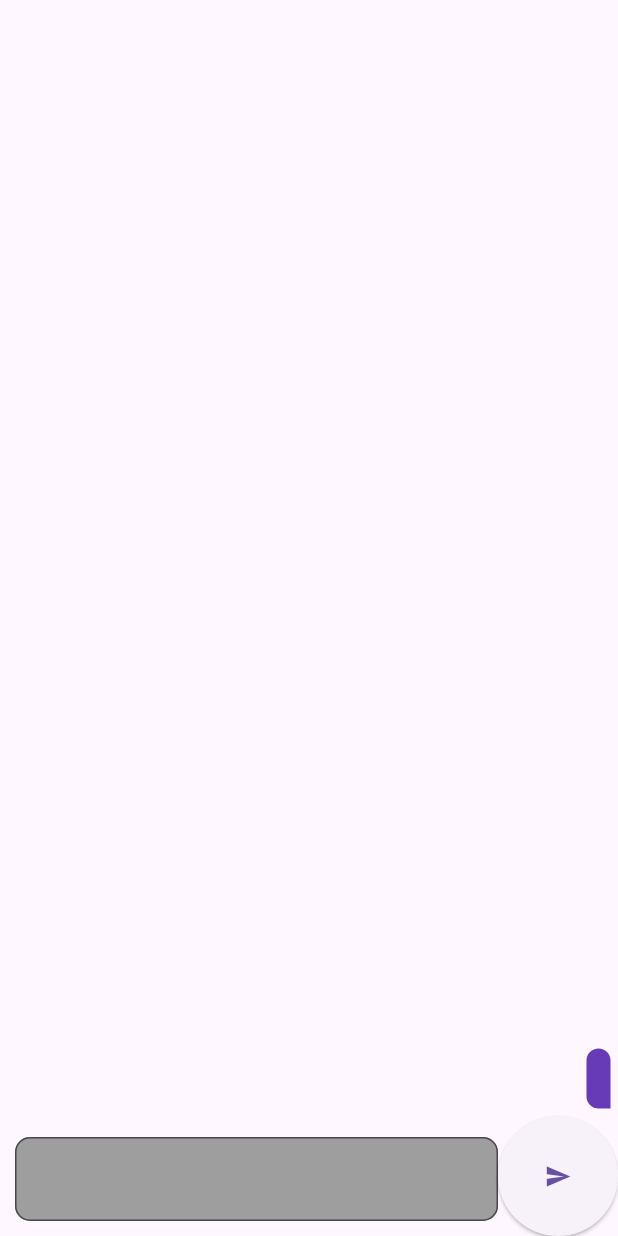
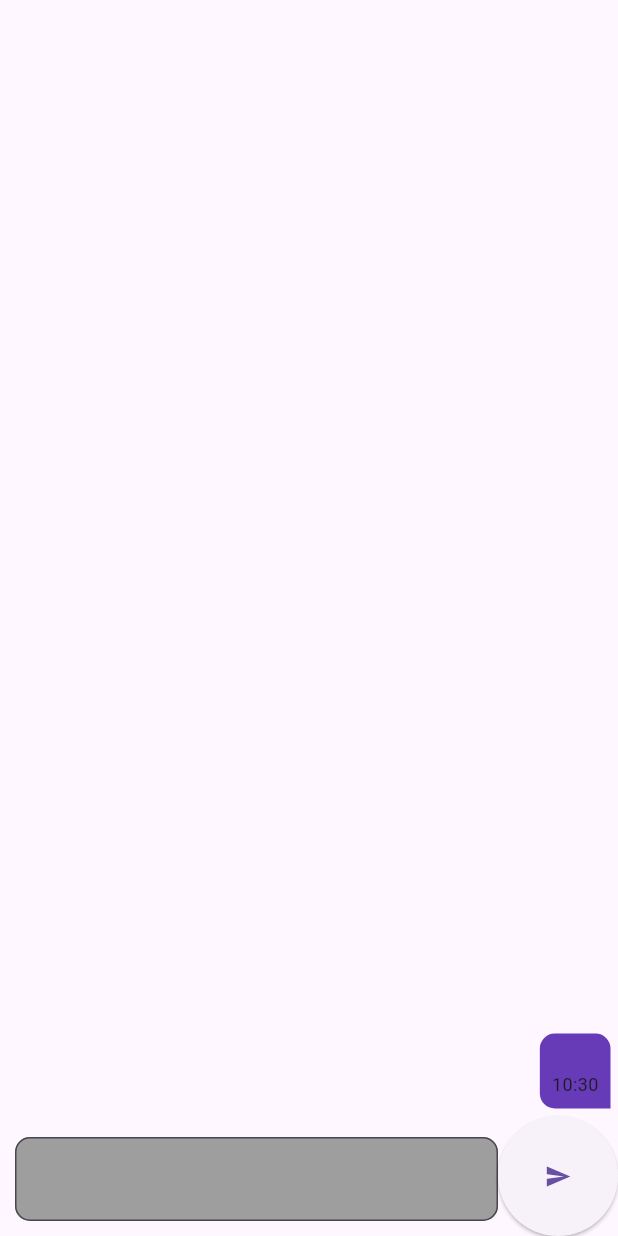
Before and after one commit to YunusovJaloliddin/chat, a Flutter app: the screen it shows after launch, after a tap on the "send" icon, on a phone screen of 412 x 824 dp. Run offline on Flutter 3.47's test engine with Material 2 defaults, Android fonts, the phone set to English and light mode, and no system bars; drawn by our look-alikes of firebase_database; our stand-ins replace firebase_core; accounts and stored records are empty.

Commit message:
update 3

```diff
--- a/lib/common/model/post_entity.dart
+++ b/lib/common/model/post_entity.dart
@@ -11,7 +11,7 @@ class Message {
     required this.body,
     this.id = "",
     final DateTime? createdAt,
-  }) : createdAt = createdAt ?? DateTime.now();
+  }) : createdAt = createdAt ?? DateTime.now().toUtc();
 
   factory Message.fromJson(Map<String, Object?> json) => Message(
         uid: json["uid"] as int,
--- a/lib/features/chats_screen/chat_screen.dart
+++ b/lib/features/chats_screen/chat_screen.dart
@@ -156,25 +156,46 @@ class _ChatScreenState extends State<ChatScreen> {
                           );
                         },
                       ),
+                      child: ConstrainedBox(
+                        constraints: BoxConstraints(
+                            maxWidth: MediaQuery.sizeOf(context).width * 0.8,
+                            maxHeight: 50),
                         child: SizedBox(
-                        height: 40,
+                          height: 50,
                           child: DecoratedBox(
                             decoration: BoxDecoration(
                               color: Colors.deepPurple,
                               borderRadius: BorderRadius.only(
                                 topRight: const Radius.circular(10),
-                              topLeft: const  Radius.circular(10),
-                              bottomLeft: message.uid==2? const Radius.circular(10):Radius.zero,
-                              bottomRight: message.uid==1?const Radius.circular(10):Radius.zero,
+                                topLeft: const Radius.circular(10),
+                                bottomLeft: message.uid == 2
+                                    ? const Radius.circular(10)
+                                    : Radius.zero,
+                                bottomRight: message.uid == 1
+                                    ? const Radius.circular(10)
+                                    : Radius.zero,
                               ),
                             ),
                             child: Padding(
                               padding: const EdgeInsets.all(8.0),
-                            child: Text(
+                              child: Row(
+                                mainAxisSize: MainAxisSize.min,
+                                children: [
+                                  Text(
                                     message.body,
                                     style: const TextStyle(
                                       fontSize: 16,
                                       fontWeight: FontWeight.bold,
+                                    ),
+                                  ),
+                                  Align(
+                                    alignment: Alignment.bottomRight,
+                                    child: Text(
+                                      "${message.createdAt.hour}:${message.createdAt.minute}",
+                                      style: const TextStyle(fontSize: 12),
+                                    ),
+                                  ),
+                                ],
                               ),
                             ),
                           ),
```
Lines whose indentation alone changed are shown as unchanged.
